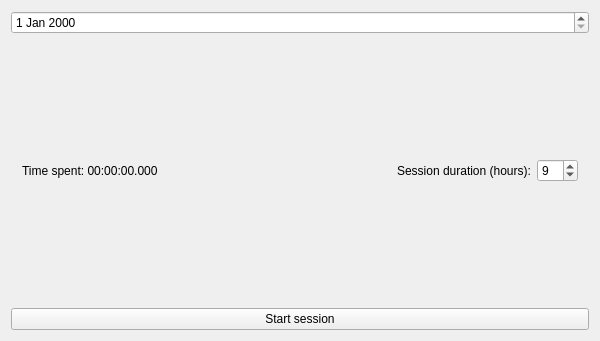
The window that Productivity/TaskTracker/TaskTracker.ui (Hitonoriol/HxNxToolkit) describes before a commit, drawn with Qt 5.
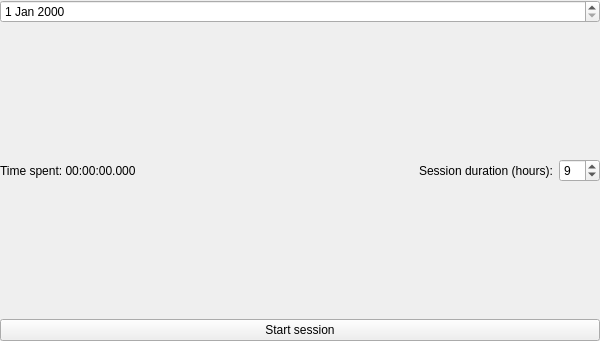
The same window after the commit.

Commit message: Make content margins consistent for all components

What changed in the file:
```diff
--- a/Productivity/TaskTracker/TaskTracker.ui
+++ b/Productivity/TaskTracker/TaskTracker.ui
@@ -14,12 +14,36 @@
    <string>TaskTracker</string>
   </property>
   <layout class="QVBoxLayout" name="verticalLayout" stretch="0,0,1,2">
+   <property name="leftMargin">
+    <number>0</number>
+   </property>
+   <property name="topMargin">
+    <number>0</number>
+   </property>
+   <property name="rightMargin">
+    <number>0</number>
+   </property>
+   <property name="bottomMargin">
+    <number>0</number>
+   </property>
    <item>
     <widget class="QDateEdit" name="DateField"/>
    </item>
    <item>
     <widget class="QWidget" name="DurationWidget" native="true">
      <layout class="QHBoxLayout" name="horizontalLayout">
+      <property name="leftMargin">
+       <number>0</number>
+      </property>
+      <property name="topMargin">
+       <number>0</number>
+      </property>
+      <property name="rightMargin">
+       <number>0</number>
+      </property>
+      <property name="bottomMargin">
+       <number>0</number>
+      </property>
       <item>
        <widget class="QLabel" name="TimeLabel">
         <property name="text">
```
Left out of the diff: 2 changed lines with no effect on the pictures. The commit also changes 9 other files.
